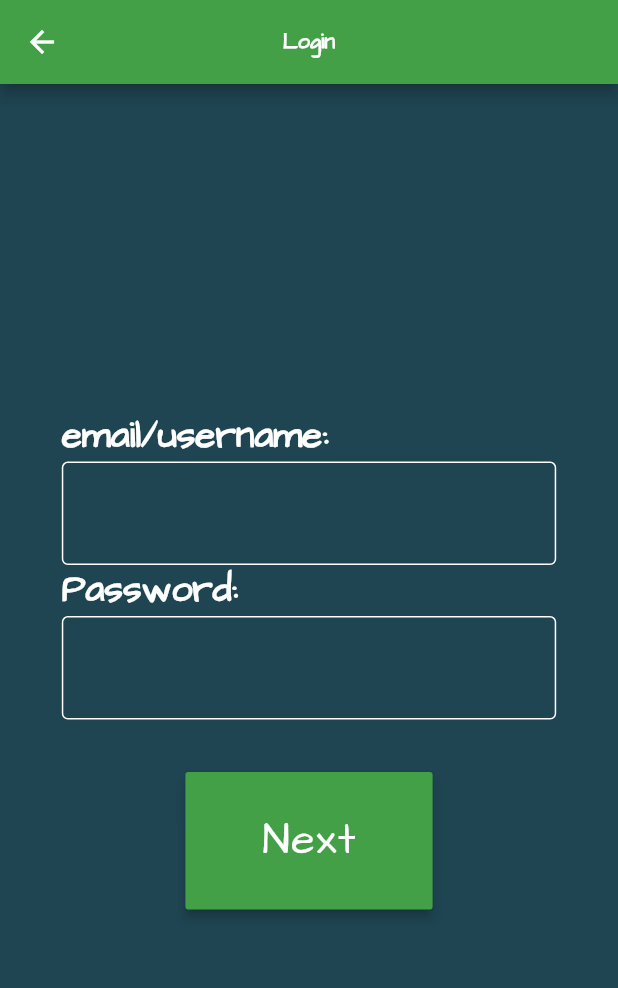
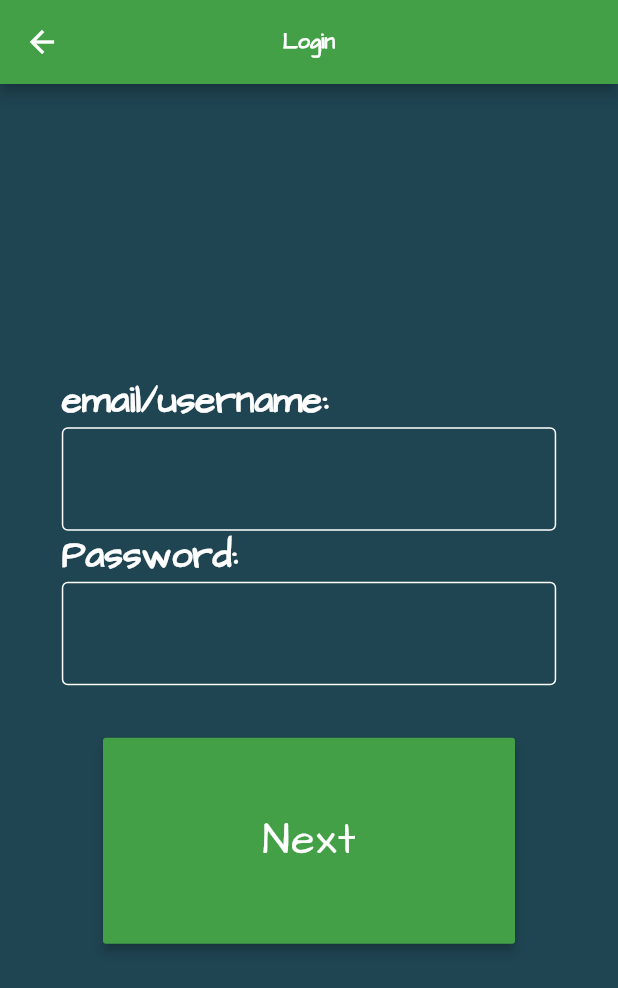
Before and after one commit to edwardtheskull/mathforkids, a Flutter app: the screen it shows after launch, after a tap on "Login", on a phone screen of 412 x 824 dp. Shown: the top 988 px of the screen. Run offline on Flutter 3.47's test engine with Material 2 defaults, Android fonts, the phone set to English and light mode, and no system bars; our stand-ins replace sqflite; accounts and stored records are empty; project files that could hold a hidden picture were left out.

Commit message:
Update login.dart

```diff
--- a/lib/login.dart
+++ b/lib/login.dart
@@ -19,10 +19,13 @@ class loginPageState extends StatefulWidget{
 class LoginPage extends State<loginPageState>{
   TextEditingController textname = new TextEditingController();
   TextEditingController textpassword = new TextEditingController();
+  MediaQueryData queryData;
   @override
   Widget build(BuildContext context) {
-    double ratio = SizeConfig().init(context);
-    print(ratio);
+    //double ratio = SizeConfig().init(context);
+   // print(ratio);
+    queryData = MediaQuery.of(context);
+    double devicePixelRatio = queryData.devicePixelRatio;
     return Scaffold(
         backgroundColor: Color.fromRGBO(31, 69, 82, 1),
         appBar: AppBar(
@@ -89,7 +92,7 @@ class LoginPage extends State<loginPageState>{
                             Row(mainAxisAlignment: MainAxisAlignment.center,
                               children: [Padding(
                               padding: const EdgeInsets.only(top: 35),
-                              child: ButtonTheme(minWidth: MediaQuery.of(context).size.width/2.5, height: MediaQuery.of(context).size.height/9,
+                              child: ButtonTheme(minWidth: queryData.size.width/devicePixelRatio, height: (MediaQuery.of(context).size.height/devicePixelRatio/4),
                                 child: RaisedButton(elevation: 3,
                                   onPressed: (){
                                     Navigator.push(context, new MaterialPageRoute(builder: (context) => new teacherPageState()));
```
